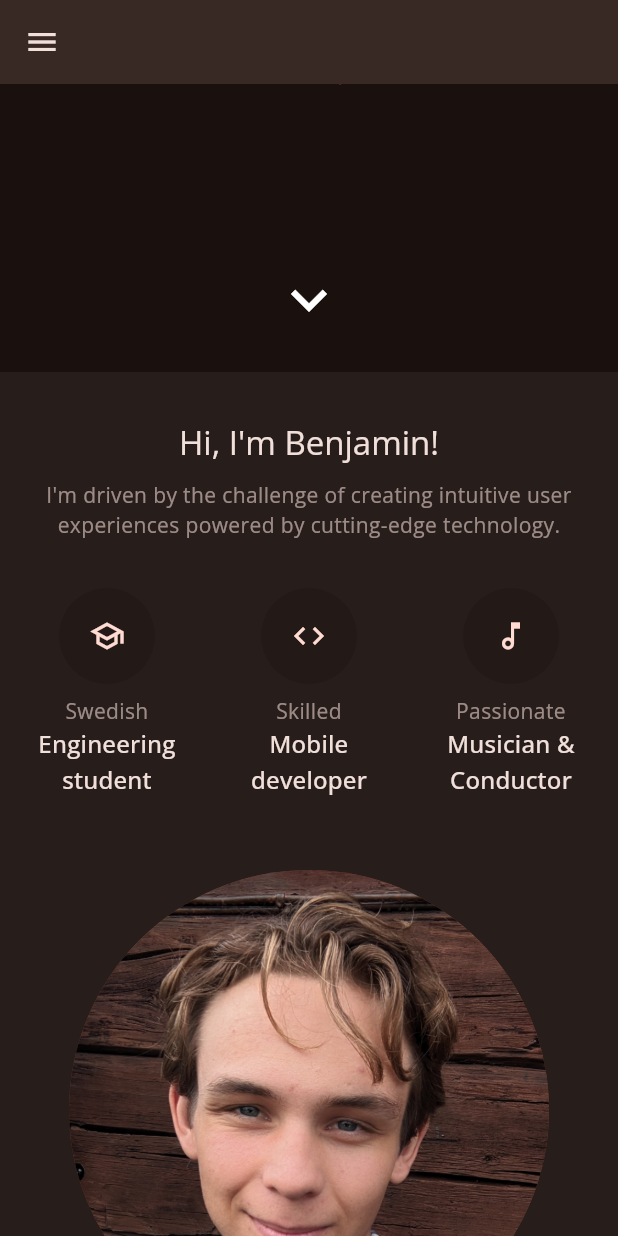
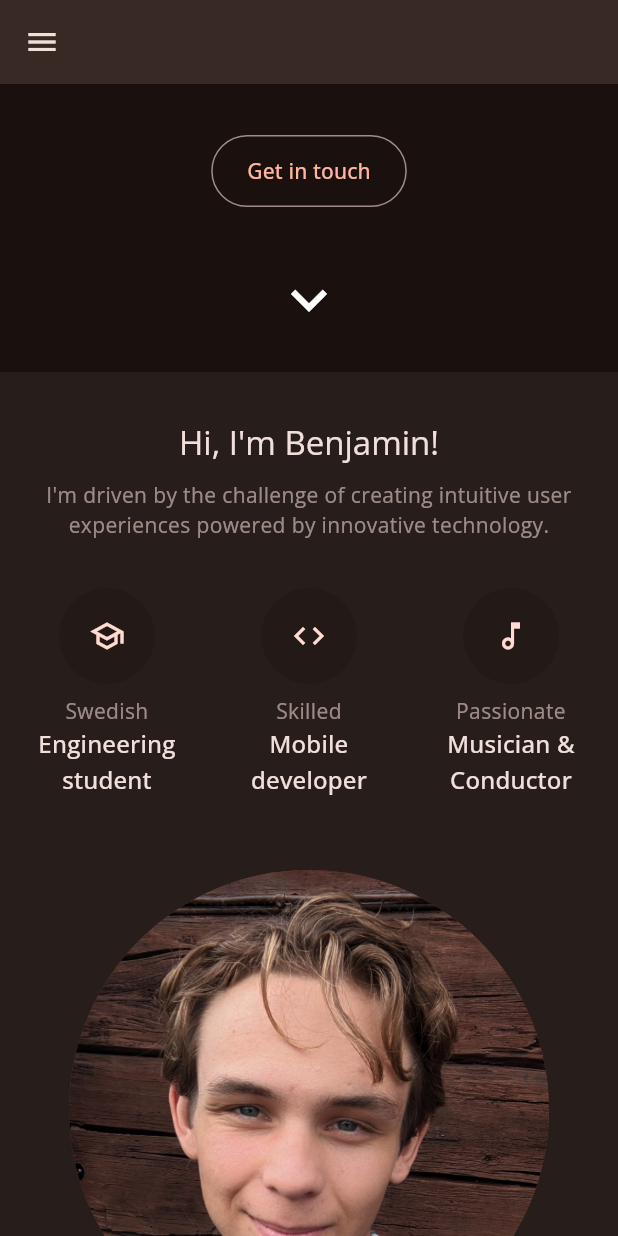
Before and after one commit to bemain/bemain.github.io, a Flutter app: the screen it shows after launch, scrolled down 576 dp, on a phone screen of 412 x 824 dp. Run offline on Flutter 3.47's test engine with Material 3 defaults, Android fonts, the phone set to English and light mode, and no system bars; our stand-ins replace google_fonts; network calls fail.

Commit message:
Add "get in touch" button
It doesn't do anything yet

```diff
--- a/lib/about_section.dart
+++ b/lib/about_section.dart
@@ -75,7 +75,6 @@ class AboutMeSection extends StatelessWidget {
           mainAxisAlignment: MainAxisAlignment.center,
           mainAxisSize: MainAxisSize.min,
           children: [
-            // TODO: Center-align these two columns
             Column(
               mainAxisSize: MainAxisSize.min,
               children: [
@@ -109,7 +108,7 @@ class AboutMeSection extends StatelessWidget {
     return ConstrainedBox(
       constraints: BoxConstraints(maxWidth: 380),
       child: Text(
-        """I'm driven by the challenge of creating intuitive user experiences powered by cutting-edge technology.""",
+        """I'm driven by the challenge of creating intuitive user experiences powered by innovative technology.""",
         style: Theme.of(context).textTheme.bodyMedium?.copyWith(
               color: Theme.of(context)
                   .colorScheme
@@ -127,6 +126,7 @@ class AboutMeSection extends StatelessWidget {
         child: Row(
           mainAxisSize: MainAxisSize.min,
           mainAxisAlignment: MainAxisAlignment.center,
+          crossAxisAlignment: CrossAxisAlignment.start,
           spacing: 24,
           children: [
             for (final characteristic in characteristics)
--- a/lib/frontpage.dart
+++ b/lib/frontpage.dart
@@ -72,11 +72,13 @@ class Frontpage extends StatelessWidget {
 
       default:
         return AppBar(
-          title: Text("Benjamin Agardh"),
           actions: [
             for (final destination in destinations)
               TextButton.icon(
                 onPressed: () {},
+                style: TextButton.styleFrom(
+                  padding: EdgeInsets.all(24),
+                ),
                 label: destination.label,
                 icon: destination.icon,
               ),
--- a/lib/title_section.dart
+++ b/lib/title_section.dart
@@ -22,6 +22,8 @@ class TitleSection extends StatelessWidget {
                     _buildTitle(context),
                     _buildSubtitle(context),
                     _buildButterfly(context),
+                    const SizedBox(height: 8),
+                    _buildContactButton(context),
                   ],
                 ),
               ),
@@ -50,6 +52,8 @@ class TitleSection extends StatelessWidget {
                             children: <Widget>[
                               _buildTitle(context),
                               _buildSubtitle(context),
+                              const SizedBox(height: 32),
+                              _buildContactButton(context),
                             ],
                           ),
                         ),
@@ -130,6 +134,19 @@ class TitleSection extends StatelessWidget {
     );
   }
 
+  Widget _buildContactButton(BuildContext context) {
+    return Center(
+      child: OutlinedButton(
+        style: OutlinedButton.styleFrom(
+          fixedSize: Size.fromHeight(48),
+          textStyle: Theme.of(context).textTheme.labelLarge?.copyWith(),
+        ),
+        onPressed: () {},
+        child: Text("Get in touch"),
+      ),
+    );
+  }
+
   Widget _buildDownArrow(BuildContext context) {
     // TODO: Make this clickable
     return Padding(
```
